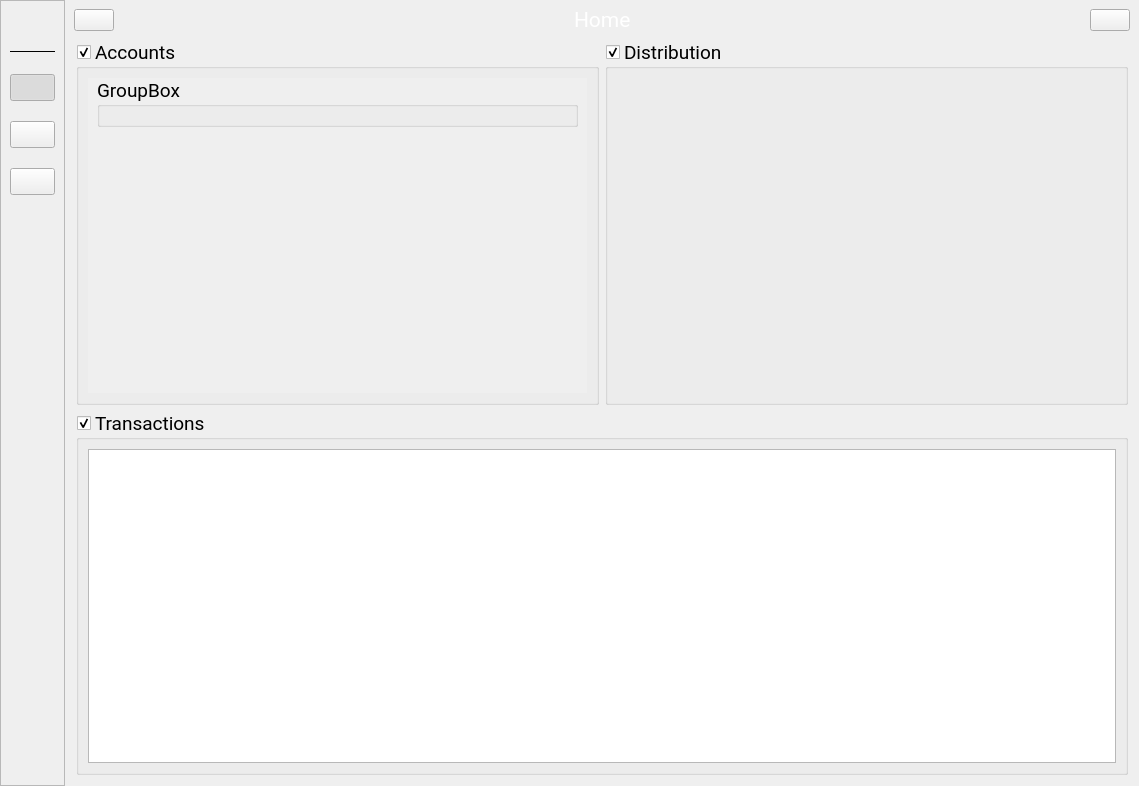
Qt form skeletons/MainWindow.ui (opierre/Budgetter) before a commit.
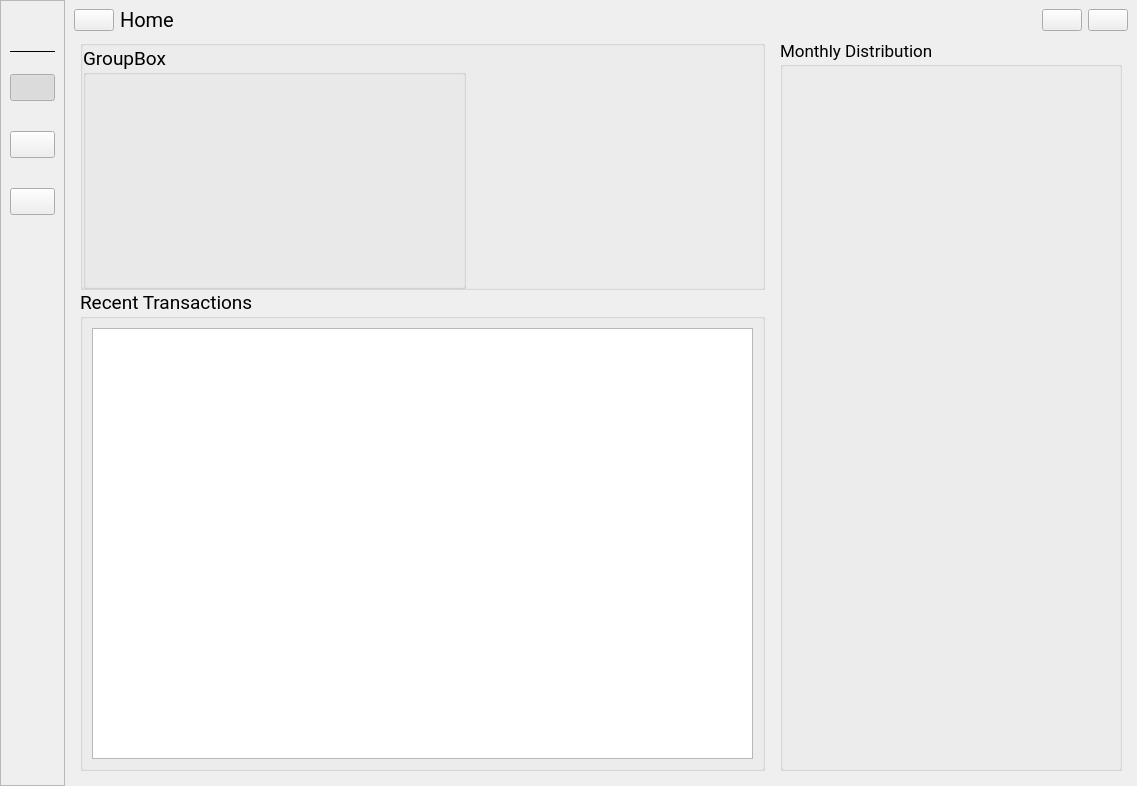
The same form after that commit. Icons and pictures are not drawn. Custom widgets are drawn as their Qt base class.

Commit message: Update stylesheet + drawer content + dashboard layout + card style

Diff of the .ui file:
```diff
--- a/skeletons/MainWindow.ui
+++ b/skeletons/MainWindow.ui
@@ -6,7 +6,7 @@
    <rect>
     <x>0</x>
     <y>0</y>
-    <width>1139</width>
+    <width>1137</width>
     <height>786</height>
    </rect>
   </property>
@@ -400,33 +400,23 @@
      <widget class="QWidget" name="dashboard">
       <layout class="QGridLayout" name="gridLayout_2">
        <property name="leftMargin">
-        <number>11</number>
+        <number>15</number>
        </property>
        <property name="topMargin">
         <number>0</number>
        </property>
        <property name="rightMargin">
-        <number>11</number>
+        <number>15</number>
        </property>
        <property name="bottomMargin">
-        <number>11</number>
+        <number>15</number>
        </property>
-       <item row="0" column="1">
-        <widget class="QGroupBox" name="distribution">
-         <property name="font">
-          <font>
-           <family>Roboto</family>
-           <pointsize>14</pointsize>
-          </font>
-         </property>
-         <property name="title">
-          <string>Distribution</string>
-         </property>
-         <property name="checkable">
-          <bool>true</bool>
-         </property>
-        </widget>
-       </item>
+       <property name="horizontalSpacing">
+        <number>15</number>
+       </property>
+       <property name="verticalSpacing">
+        <number>0</number>
+       </property>
        <item row="1" column="0" colspan="2">
         <widget class="QGroupBox" name="transactions">
          <property name="font">
@@ -436,10 +426,10 @@
           </font>
          </property>
          <property name="title">
-          <string>Transactions</string>
+          <string>Recent Transactions</string>
          </property>
          <property name="checkable">
-          <bool>true</bool>
+          <bool>false</bool>
          </property>
          <layout class="QGridLayout" name="gridLayout_5">
           <item row="0" column="0">
@@ -455,8 +445,33 @@
          </layout>
         </widget>
        </item>
-       <item row="0" column="0">
+       <item row="0" column="2" rowspan="2">
+        <widget class="QGroupBox" name="distribution">
+         <property name="font">
+          <font>
+           <family>Roboto</family>
+           <pointsize>13</pointsize>
+          </font>
+         </property>
+         <property name="title">
+          <string>Monthly Distribution</string>
+         </property>
+        </widget>
+       </item>
+       <item row="0" column="0" colspan="2">
         <widget class="QGroupBox" name="accounts">
+         <property name="sizePolicy">
+          <sizepolicy hsizetype="Minimum" vsizetype="Minimum">
+           <horstretch>0</horstretch>
+           <verstretch>0</verstretch>
+          </sizepolicy>
+         </property>
+         <property name="maximumSize">
+          <size>
+           <width>16777215</width>
+           <height>250</height>
+          </size>
+         </property>
          <property name="font">
           <font>
            <family>Roboto</family>
@@ -466,63 +481,56 @@
           </font>
          </property>
          <property name="title">
-          <string>Accounts</string>
+          <string/>
          </property>
          <property name="checkable">
-          <bool>true</bool>
+          <bool>false</bool>
          </property>
-         <layout class="QGridLayout" name="gridLayout_4">
-          <item row="0" column="0">
-           <widget class="QScrollArea" name="scrollArea">
-            <property name="sizePolicy">
-             <sizepolicy hsizetype="Minimum" vsizetype="Minimum">
-              <horstretch>0</horstretch>
-              <verstretch>0</verstretch>
-             </sizepolicy>
+         <layout class="QHBoxLayout" name="horizontalLayout_3">
+          <property name="leftMargin">
+           <number>0</number>
+          </property>
+          <property name="topMargin">
+           <number>0</number>
+          </property>
+          <property name="rightMargin">
+           <number>0</number>
+          </property>
+          <property name="bottomMargin">
+           <number>0</number>
+          </property>
+          <item>
+           <widget class="Card" name="card1">
+            <property name="minimumSize">
+             <size>
+              <width>383</width>
+              <height>243</height>
+             </size>
             </property>
-            <property name="frameShape">
-             <enum>QFrame::NoFrame</enum>
+            <property name="maximumSize">
+             <size>
+              <width>383</width>
+              <height>243</height>
+             </size>
             </property>
-            <property name="widgetResizable">
-             <bool>true</bool>
+            <property name="title">
+             <string>GroupBox</string>
             </property>
-            <widget class="QWidget" name="scrollAreaWidgetContents">
-             <property name="geometry">
-              <rect>
-               <x>0</x>
-               <y>0</y>
-               <width>495</width>
-               <height>289</height>
-              </rect>
-             </property>
-             <layout class="QVBoxLayout" name="verticalLayout">
-              <property name="topMargin">
-               <number>0</number>
-              </property>
-              <item>
-               <widget class="Card" name="card1">
-                <property name="title">
-                 <string>GroupBox</string>
-                </property>
-               </widget>
-              </item>
-              <item>
-               <spacer name="verticalSpacer_2">
-                <property name="orientation">
-                 <enum>Qt::Vertical</enum>
-                </property>
-                <property name="sizeHint" stdset="0">
-                 <size>
-                  <width>20</width>
-                  <height>40</height>
-                 </size>
-                </property>
-               </spacer>
-              </item>
-             </layout>
-            </widget>
            </widget>
           </item>
+          <item>
+           <spacer name="horizontalSpacer_2">
+            <property name="orientation">
+             <enum>Qt::Horizontal</enum>
+            </property>
+            <property name="sizeHint" stdset="0">
+             <size>
+              <width>40</width>
+              <height>20</height>
+             </size>
+            </property>
+           </spacer>
+          </item>
          </layout>
         </widget>
        </item>
@@ -588,28 +596,15 @@
        </widget>
       </item>
       <item>
-       <spacer name="horizontalSpacer_2">
-        <property name="orientation">
-         <enum>Qt::Horizontal</enum>
-        </property>
-        <property name="sizeHint" stdset="0">
-         <size>
-          <width>40</width>
-          <height>20</height>
-         </size>
-        </property>
-       </spacer>
-      </item>
-      <item>
-       <widget class="QLabel" name="homeLabel">
+       <widget class="QLabel" name="menuLabel">
         <property name="font">
          <font>
           <family>Roboto</family>
-          <pointsize>16</pointsize>
+          <pointsize>15</pointsize>
          </font>
         </property>
         <property name="text">
-         <string>&lt;html&gt;&lt;head/&gt;&lt;body&gt;&lt;p&gt;&lt;span style=&quot; font-size:16pt; color:#ffffff;&quot;&gt;Home&lt;/span&gt;&lt;/p&gt;&lt;/body&gt;&lt;/html&gt;</string>
+         <string>Home</string>
         </property>
        </widget>
       </item>
@@ -626,6 +621,29 @@
         </property>
        </spacer>
       </item>
+      <item>
+       <widget class="QPushButton" name="alerts">
+        <property name="cursor">
+         <cursorShape>PointingHandCursor</cursorShape>
+        </property>
+        <property name="toolTip">
+         <string>Notifications</string>
+        </property>
+        <property name="text">
+         <string/>
+        </property>
+        <property name="icon">
+         <iconset resource="../resources/resources.qrc">
+          <normaloff>:/images/images/notification_important-empty-white-36dp.svg</normaloff>:/images/images/notification_important-empty-white-36dp.svg</iconset>
+        </property>
+        <property name="iconSize">
+         <size>
+          <width>24</width>
+          <height>24</height>
+         </size>
+        </property>
+       </widget>
+      </item>
       <item>
        <widget class="QPushButton" name="settings">
         <property name="cursor">
@@ -722,7 +740,7 @@
          <item row="4" column="0" colspan="2">
           <layout class="QVBoxLayout" name="verticalLayout_2">
            <property name="spacing">
-            <number>20</number>
+            <number>30</number>
            </property>
            <property name="topMargin">
             <number>15</number>
```
Left out of the diff: 101 changed lines with no effect on the pictures. The commit also changes 25 other files.
